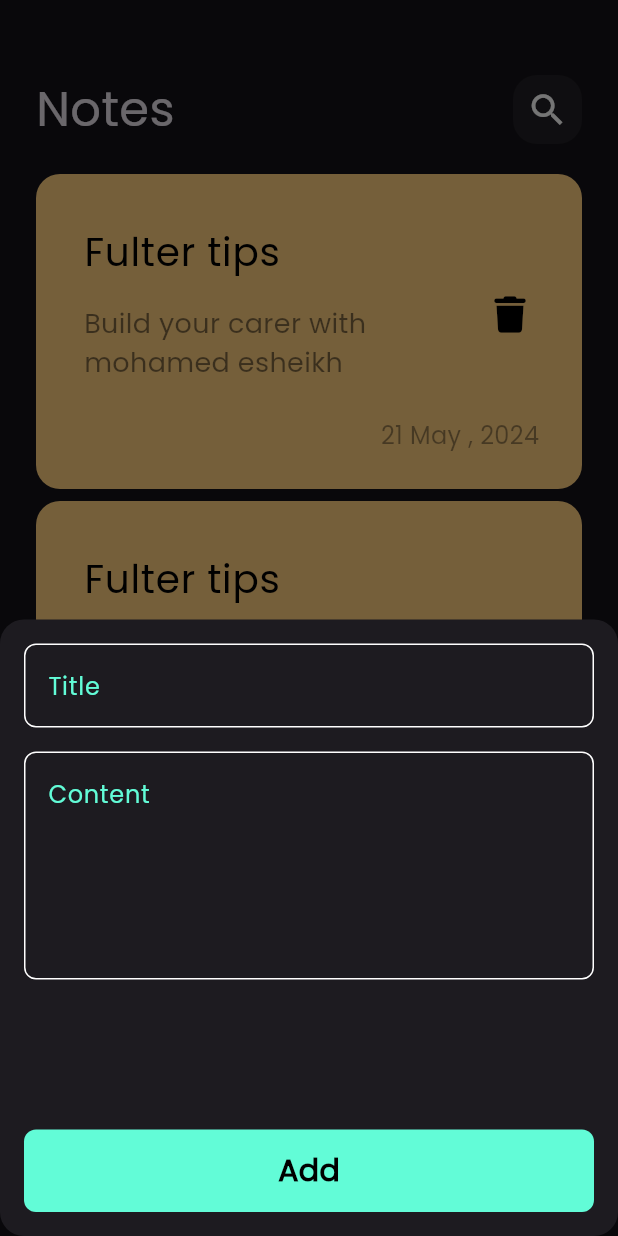
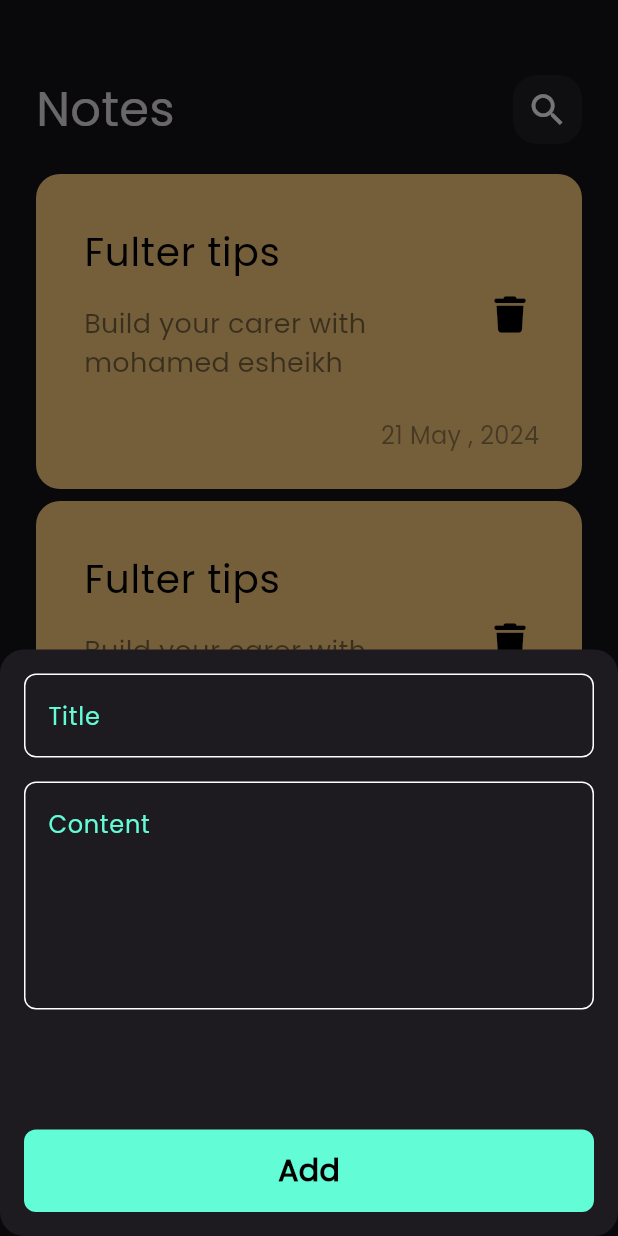
Before and after one commit to mohamedredaelsheikh/notes_app, a Flutter app: the screen it shows after launch, after a tap on the "add" icon, on a phone screen of 412 x 824 dp. Run offline on Flutter 3.47's test engine with Material 3 defaults, Android fonts, the phone set to English and light mode, and no system bars; our stand-ins replace font_awesome_flutter.

Commit message:
Finish Note Bottom Sheet

```diff
--- a/lib/views/notes_view.dart
+++ b/lib/views/notes_view.dart
@@ -13,6 +13,7 @@ class NotesView extends StatelessWidget {
         backgroundColor: kprimaryColor,
         onPressed: () {
           showModalBottomSheet(
+              isScrollControlled: true,
               shape: RoundedRectangleBorder(
                   borderRadius: BorderRadius.circular(16)),
               context: context,
--- a/lib/widgets/add_note_botom_sheet.dart
+++ b/lib/widgets/add_note_botom_sheet.dart
@@ -7,9 +7,13 @@ class AddNoteBottomSheet extends StatelessWidget {
 
   @override
   Widget build(BuildContext context) {
-    return const Padding(
-      padding: EdgeInsets.symmetric(vertical: 16, horizontal: 16),
-      child: SingleChildScrollView(
+    return Padding(
+      padding: EdgeInsets.only(
+          top: 16,
+          left: 16,
+          right: 16,
+          bottom: MediaQuery.of(context).viewInsets.bottom),
+      child: const SingleChildScrollView(
         child: Column(
           children: [
             CustomTextField(
@@ -21,7 +25,7 @@ class AddNoteBottomSheet extends StatelessWidget {
               hinttext: "Content",
             ),
             SizedBox(
-              height: 100,
+              height: 80,
             ),
             CustomButtom(buttomname: "Add"),
           ],
--- a/lib/widgets/custom_Buttom.dart
+++ b/lib/widgets/custom_Buttom.dart
@@ -7,7 +7,9 @@ class CustomButtom extends StatelessWidget {
 
   @override
   Widget build(BuildContext context) {
-    return GestureDetector(
+    return Padding(
+      padding: const EdgeInsets.only(bottom: 16),
+      child: GestureDetector(
         onTap: () {},
         child: Container(
           decoration: BoxDecoration(
@@ -27,6 +29,7 @@ class CustomButtom extends StatelessWidget {
             ),
           ),
         ),
+      ),
     );
   }
 }
```
Lines whose indentation alone changed are shown as unchanged.
